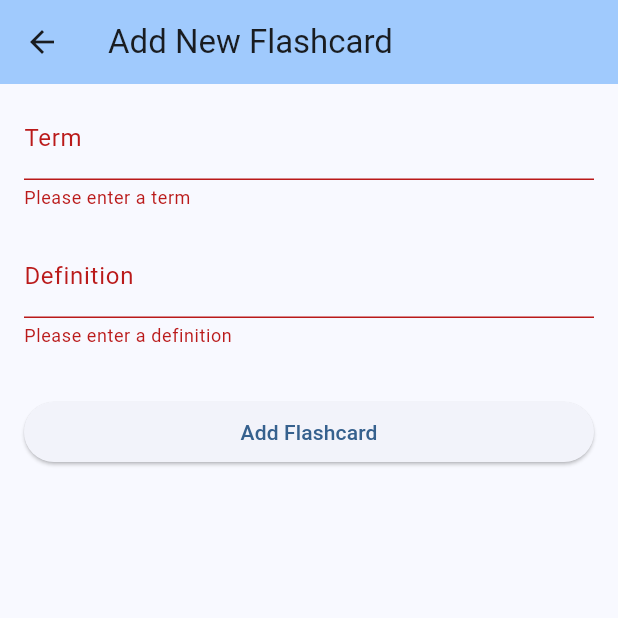
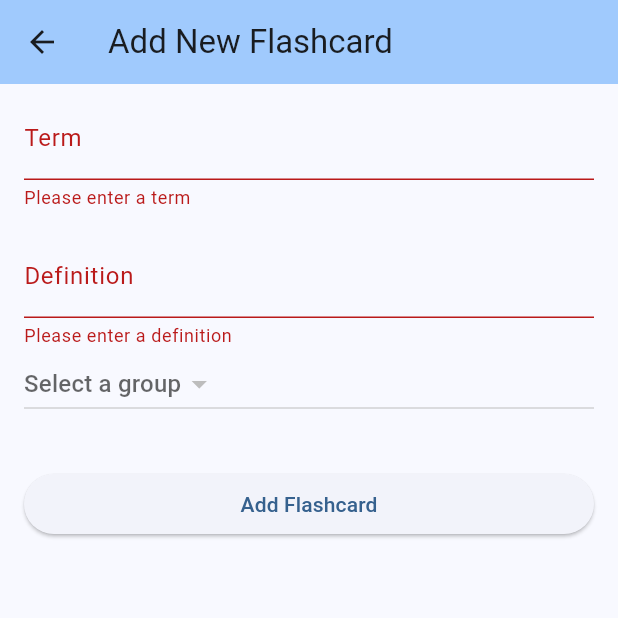
Before and after one commit to aaaluzzi/flashcards_app, a Flutter app: the AddFlashcardPage screen opened directly, after a tap on "Add Flashcard", on a phone screen of 412 x 824 dp, the top half of it. Run offline on Flutter 3.47's test engine with Material 2 defaults, Android fonts, the phone set to English and light mode, and no system bars.

Commit message:
Added group selection to add flashcard

```diff
--- a/lib/add_flashcard.dart
+++ b/lib/add_flashcard.dart
@@ -2,6 +2,7 @@ import 'package:flashcards/flashcard_data.dart';
 import 'package:flutter/material.dart';
 import 'package:provider/provider.dart';
 
+import 'group_view_data.dart';
 import 'main.dart';
 
 class AddFlashcardPage extends StatelessWidget {
@@ -17,8 +18,10 @@ class AddFlashcardPage extends StatelessWidget {
       ),
       body: Center(
         child: AddFlashcardForm(
-          onSubmit: (term, definition) {
-            appState.add(FlashcardData(term, definition));
+          onSubmit: (term, definition, selectedGroup) {
+            appState.add(
+              FlashcardData(term, definition, groupId: selectedGroup?.id), // Pass the group ID
+            );
             Navigator.pop(context);
           },
         ),
@@ -28,7 +31,7 @@ class AddFlashcardPage extends StatelessWidget {
 }
 
 class AddFlashcardForm extends StatefulWidget {
-  final void Function(String term, String definition) onSubmit;
+  final void Function(String term, String definition, GroupData? selectedGroup) onSubmit;
 
   const AddFlashcardForm({super.key, required this.onSubmit});
 
@@ -40,16 +43,18 @@ class AddFlashcardFormState extends State<AddFlashcardForm> {
   final _formKey = GlobalKey<FormState>();
   String term = '';
   String definition = '';
+  GroupData? selectedGroup;
 
   void _submitForm() {
     if (_formKey.currentState!.validate()) {
       _formKey.currentState!.save();
-      widget.onSubmit(term, definition);
+      widget.onSubmit(term, definition, selectedGroup);
     }
   }
 
   @override
   Widget build(BuildContext context) {
+    var appState = context.watch<FlashcardsState>();
     return Form(
       key: _formKey,
       child: Padding(
@@ -82,6 +87,21 @@ class AddFlashcardFormState extends State<AddFlashcardForm> {
                 definition = value!;
               },
             ),
+            DropdownButton<GroupData>(
+              value: selectedGroup,
+              hint: const Text('Select a group'),
+              onChanged: (newValue) {
+                setState(() {
+                  selectedGroup = newValue;
+                });
+              },
+              items: appState.groups.map((group) {
+                return DropdownMenuItem<GroupData>(
+                  value: group,
+                  child: Text(group.name),
+                );
+              }).toList(),
+            ),
             const SizedBox(height: 32),
             ElevatedButton(
               onPressed: _submitForm,
--- a/lib/flashcard_data.dart
+++ b/lib/flashcard_data.dart
@@ -1,6 +1,7 @@
 class FlashcardData {
   final String term;
   final String definition;
+  final String? groupId;
 
-  FlashcardData(this.term, this.definition);
+  FlashcardData(this.term, this.definition, {this.groupId});
 }
```
